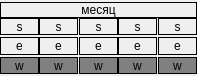
Qt form src/educationwork/monthheader.ui (rainovskyqt/teacher_plan) before a commit.
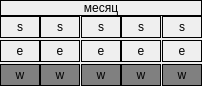
The same form after that commit.

Diff of the .ui file:
```diff
--- a/src/educationwork/monthheader.ui
+++ b/src/educationwork/monthheader.ui
@@ -6,14 +6,26 @@
    <rect>
     <x>0</x>
     <y>0</y>
-    <width>197</width>
-    <height>76</height>
+    <width>202</width>
+    <height>86</height>
    </rect>
   </property>
+  <property name="sizePolicy">
+   <sizepolicy hsizetype="Minimum" vsizetype="Preferred">
+    <horstretch>0</horstretch>
+    <verstretch>0</verstretch>
+   </sizepolicy>
+  </property>
   <property name="minimumSize">
    <size>
-    <width>197</width>
-    <height>76</height>
+    <width>164</width>
+    <height>0</height>
+   </size>
+  </property>
+  <property name="maximumSize">
+   <size>
+    <width>204</width>
+    <height>16777215</height>
    </size>
   </property>
   <property name="windowTitle">
@@ -33,13 +45,13 @@
     <number>0</number>
    </property>
    <property name="topMargin">
-    <number>2</number>
+    <number>0</number>
    </property>
    <property name="rightMargin">
     <number>0</number>
    </property>
    <property name="bottomMargin">
-    <number>2</number>
+    <number>0</number>
    </property>
    <item>
     <widget class="QLabel" name="label">
@@ -67,6 +79,12 @@
          <height>0</height>
         </size>
        </property>
+       <property name="maximumSize">
+        <size>
+         <width>195</width>
+         <height>16777215</height>
+        </size>
+       </property>
        <layout class="QVBoxLayout" name="verticalLayout">
         <property name="spacing">
          <number>2</number>
@@ -87,13 +105,13 @@
          <widget class="QLabel" name="lbl_s_1">
           <property name="minimumSize">
            <size>
-            <width>39</width>
+            <width>40</width>
             <height>0</height>
            </size>
           </property>
           <property name="maximumSize">
            <size>
-            <width>39</width>
+            <width>40</width>
             <height>16777215</height>
            </size>
           </property>
@@ -112,13 +130,13 @@
          <widget class="QLabel" name="lbl_e_1">
           <property name="minimumSize">
            <size>
-            <width>39</width>
+            <width>40</width>
             <height>0</height>
            </size>
           </property>
           <property name="maximumSize">
            <size>
-            <width>39</width>
+            <width>40</width>
             <height>16777215</height>
            </size>
           </property>
@@ -137,13 +155,13 @@
          <widget class="QLabel" name="lbl_week_1">
           <property name="minimumSize">
            <size>
-            <width>39</width>
+            <width>40</width>
             <height>0</height>
            </size>
           </property>
           <property name="maximumSize">
            <size>
-            <width>39</width>
+            <width>40</width>
             <height>16777215</height>
            </size>
           </property>
@@ -192,13 +210,13 @@
          <widget class="QLabel" name="lbl_s_5">
           <property name="minimumSize">
            <size>
-            <width>39</width>
+            <width>40</width>
             <height>0</height>
            </size>
           </property>
           <property name="maximumSize">
            <size>
-            <width>39</width>
+            <width>40</width>
             <height>16777215</height>
            </size>
           </property>
@@ -217,13 +235,13 @@
          <widget class="QLabel" name="lbl_e_5">
           <property name="minimumSize">
            <size>
-            <width>39</width>
+            <width>40</width>
             <height>0</height>
            </size>
           </property>
           <property name="maximumSize">
            <size>
-            <width>39</width>
+            <width>40</width>
             <height>16777215</height>
            </size>
           </property>
@@ -242,13 +260,13 @@
          <widget class="QLabel" name="lbl_week_2">
           <property name="minimumSize">
            <size>
-            <width>39</width>
+            <width>40</width>
             <height>0</height>
            </size>
           </property>
           <property name="maximumSize">
            <size>
-            <width>39</width>
+            <width>40</width>
             <height>16777215</height>
            </size>
           </property>
@@ -297,13 +315,13 @@
          <widget class="QLabel" name="lbl_s_6">
           <property name="minimumSize">
            <size>
-            <width>39</width>
+            <width>40</width>
             <height>0</height>
            </size>
           </property>
           <property name="maximumSize">
            <size>
-            <width>39</width>
+            <width>40</width>
             <height>16777215</height>
            </size>
           </property>
@@ -322,13 +340,13 @@
          <widget class="QLabel" name="lbl_e_6">
           <property name="minimumSize">
            <size>
-            <width>39</width>
+            <width>40</width>
             <height>0</height>
            </size>
           </property>
           <property name="maximumSize">
            <size>
-            <width>39</width>
+            <width>40</width>
             <height>16777215</height>
            </size>
           </property>
@@ -347,13 +365,13 @@
          <widget class="QLabel" name="lbl_week_3">
           <property name="minimumSize">
            <size>
-            <width>39</width>
+            <width>40</width>
             <height>0</height>
            </size>
           </property>
           <property name="maximumSize">
            <size>
-            <width>39</width>
+            <width>40</width>
             <height>16777215</height>
            </size>
           </property>
@@ -402,13 +420,13 @@
          <widget class="QLabel" name="lbl_s_7">
           <property name="minimumSize">
            <size>
-            <width>39</width>
+            <width>40</width>
             <height>0</height>
            </size>
           </property>
           <property name="maximumSize">
            <size>
-            <width>39</width>
+            <width>40</width>
             <height>16777215</height>
            </size>
           </property>
@@ -427,13 +445,13 @@
          <widget class="QLabel" name="lbl_e_7">
           <property name="minimumSize">
            <size>
-            <width>39</width>
+            <width>40</width>
             <height>0</height>
            </size>
           </property>
           <property name="maximumSize">
            <size>
-            <width>39</width>
+            <width>40</width>
             <height>16777215</height>
            </size>
           </property>
@@ -452,13 +470,13 @@
          <widget class="QLabel" name="lbl_week_4">
           <property name="minimumSize">
            <size>
-            <width>39</width>
+            <width>40</width>
             <height>0</height>
            </size>
           </property>
           <property name="maximumSize">
            <size>
-            <width>39</width>
+            <width>40</width>
             <height>16777215</height>
            </size>
           </property>
@@ -507,13 +525,13 @@
          <widget class="QLabel" name="lbl_s_8">
           <property name="minimumSize">
            <size>
-            <width>39</width>
+            <width>40</width>
             <height>0</height>
            </size>
           </property>
           <property name="maximumSize">
            <size>
-            <width>39</width>
+            <width>40</width>
             <height>16777215</height>
            </size>
           </property>
@@ -532,13 +550,13 @@
          <widget class="QLabel" name="lbl_e_8">
           <property name="minimumSize">
            <size>
-            <width>39</width>
+            <width>40</width>
             <height>0</height>
            </size>
           </property>
           <property name="maximumSize">
            <size>
-            <width>39</width>
+            <width>40</width>
             <height>16777215</height>
            </size>
           </property>
@@ -557,13 +575,13 @@
          <widget class="QLabel" name="lbl_week_5">
           <property name="minimumSize">
            <size>
-            <width>39</width>
+            <width>40</width>
             <height>0</height>
            </size>
           </property>
           <property name="maximumSize">
            <size>
-            <width>39</width>
+            <width>40</width>
             <height>16777215</height>
            </size>
           </property>
```
Left out of the diff: 2 changed lines with no effect on the pictures.
